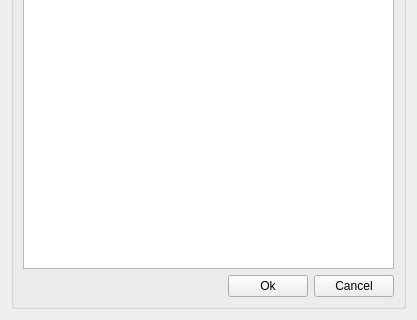
The window that ui/plan_estimate_result_manager.ui (Giswater/giswater_qgis_plugin) describes before a commit, drawn with Qt 5; both pictures show x 0 to 417 and y 463 to 783 of the 417 by 783 pixel window.
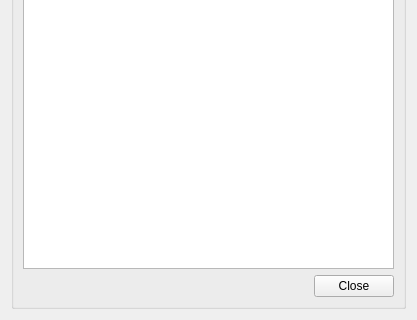
The same window after the commit.

Commit message: #426 harmonize price_manager

The edit to the form file:
```diff
--- a/ui/plan_estimate_result_manager.ui
+++ b/ui/plan_estimate_result_manager.ui
@@ -20,19 +20,6 @@
       <string/>
      </property>
      <layout class="QGridLayout" name="verticalLayout_3">
-      <item row="3" column="0" colspan="3">
-       <spacer name="horizontalSpacer">
-        <property name="orientation">
-         <enum>Qt::Horizontal</enum>
-        </property>
-        <property name="sizeHint" stdset="0">
-         <size>
-          <width>40</width>
-          <height>20</height>
-         </size>
-        </property>
-       </spacer>
-      </item>
       <item row="1" column="4">
        <widget class="QPushButton" name="btn_delete">
         <property name="sizePolicy">
@@ -49,7 +36,7 @@
       <item row="3" column="4">
        <widget class="QPushButton" name="btn_cancel">
         <property name="text">
-         <string>Cancel</string>
+         <string>Close</string>
         </property>
        </widget>
       </item>
@@ -69,19 +56,6 @@
       <item row="2" column="0" colspan="5">
        <widget class="QTableView" name="tbl_om_result_cat"/>
       </item>
-      <item row="3" column="3">
-       <widget class="QPushButton" name="btn_accept">
-        <property name="sizePolicy">
-         <sizepolicy hsizetype="Fixed" vsizetype="Fixed">
-          <horstretch>0</horstretch>
-          <verstretch>0</verstretch>
-         </sizepolicy>
-        </property>
-        <property name="text">
-         <string>Ok</string>
-        </property>
-       </widget>
-      </item>
       <item row="1" column="0">
        <widget class="QLineEdit" name="txt_name">
         <property name="sizePolicy">
@@ -102,6 +76,19 @@
         </property>
        </widget>
       </item>
+      <item row="3" column="0" colspan="4">
+       <spacer name="horizontalSpacer">
+        <property name="orientation">
+         <enum>Qt::Horizontal</enum>
+        </property>
+        <property name="sizeHint" stdset="0">
+         <size>
+          <width>40</width>
+          <height>20</height>
+         </size>
+        </property>
+       </spacer>
+      </item>
      </layout>
     </widget>
    </item>
```
The commit also changes 1 other file.
